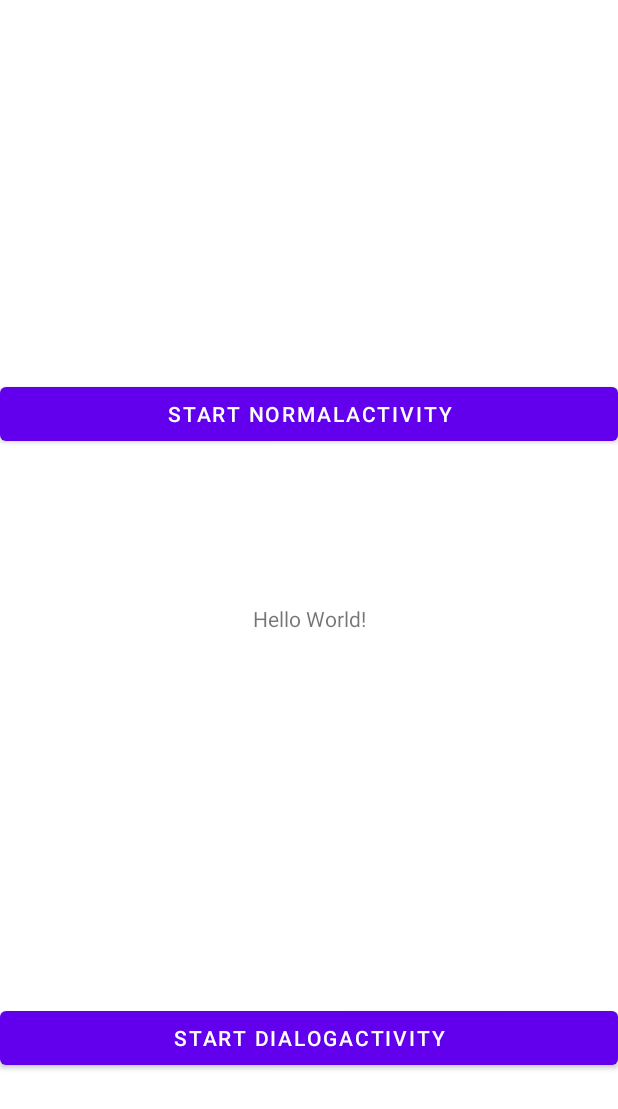
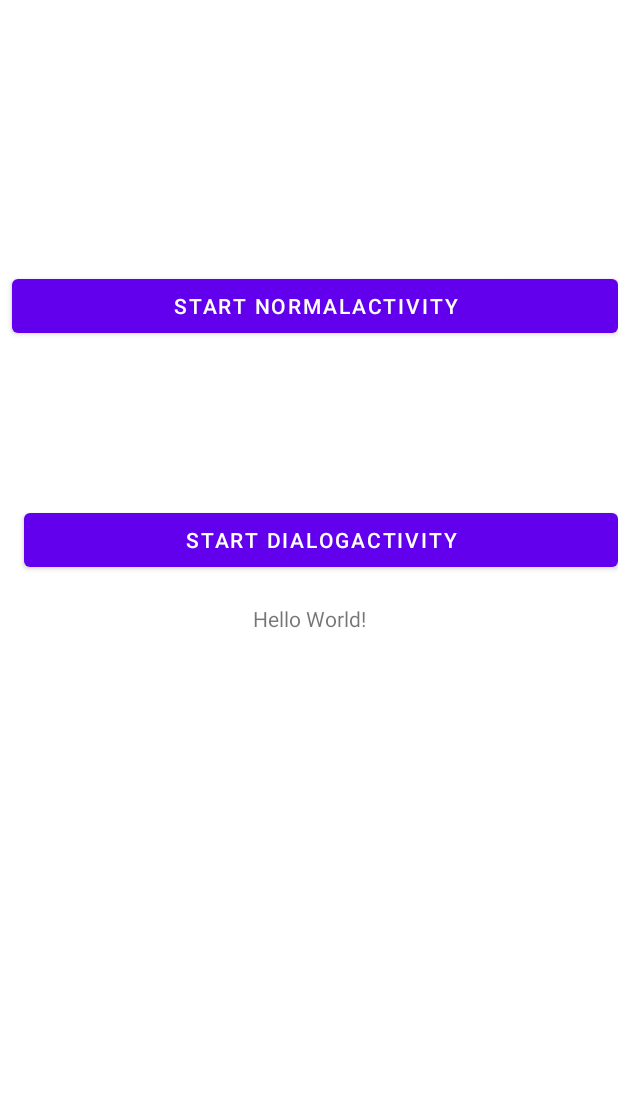
Before and after one commit to Krislanqx/ActivityLifeCycleTest, an Android app: the layout activity_main.xml on its own in the app's theme, with its tools: preview values and no code run, on a phone screen of 412 x 824 dp. Shown: the top 1109 px of the screen. Run offline under Robolectric (Android 15) with nearby library versions, the phone set to English and light mode, and no system bars.

Commit message:
3.4.5 Activity回收

```diff
--- a/app/src/main/res/layout/activity_main.xml
+++ b/app/src/main/res/layout/activity_main.xml
@@ -19,7 +19,8 @@
         android:id="@+id/button_StartNormalActivity"
         android:layout_width="match_parent"
         android:layout_height="wrap_content"
-        android:layout_marginTop="252dp"
+        android:layout_marginStart="8dp"
+        android:layout_marginTop="180dp"
         android:text="Start NormalActivity"
         app:layout_constraintStart_toStartOf="parent"
         app:layout_constraintTop_toTopOf="parent" />
@@ -28,7 +29,8 @@
         android:id="@+id/button_StartDialogAcitvity"
         android:layout_width="match_parent"
         android:layout_height="wrap_content"
-        android:layout_marginTop="668dp"
+        android:layout_marginStart="16dp"
+        android:layout_marginTop="336dp"
         android:text="Start DialogActivity"
         app:layout_constraintStart_toStartOf="parent"
         app:layout_constraintTop_toTopOf="parent" />
```
Also changed, not shown: app/src/main/java/com/example/activitylifecycletest/MainActivity.kt (+65 -1 lines).
